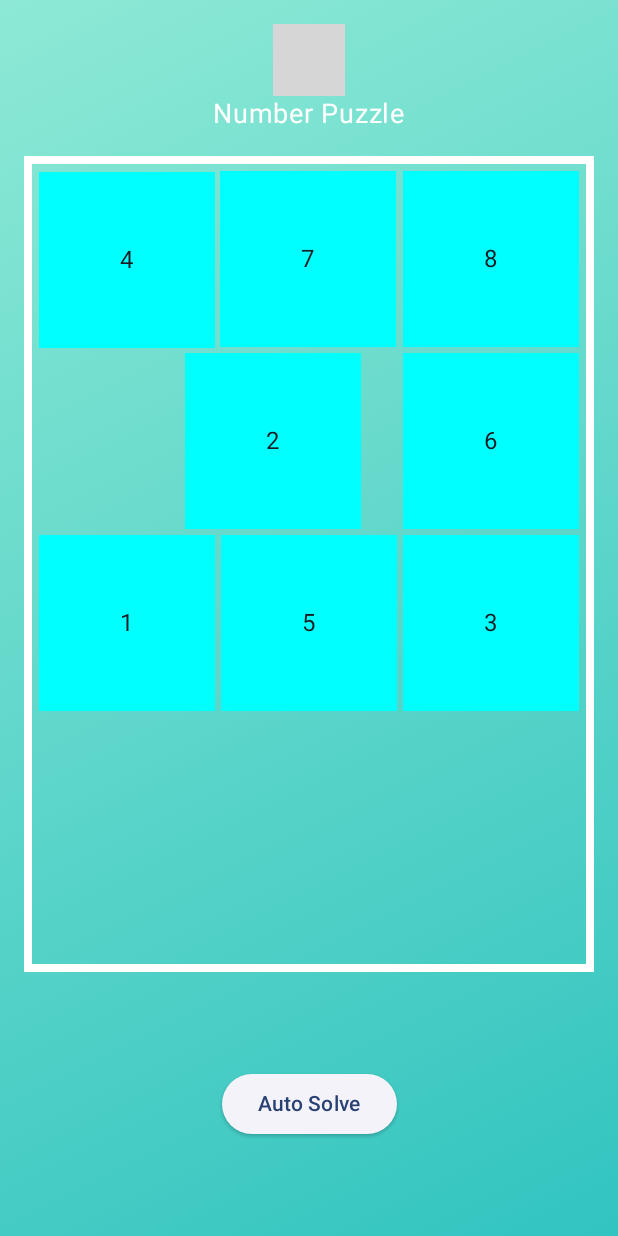
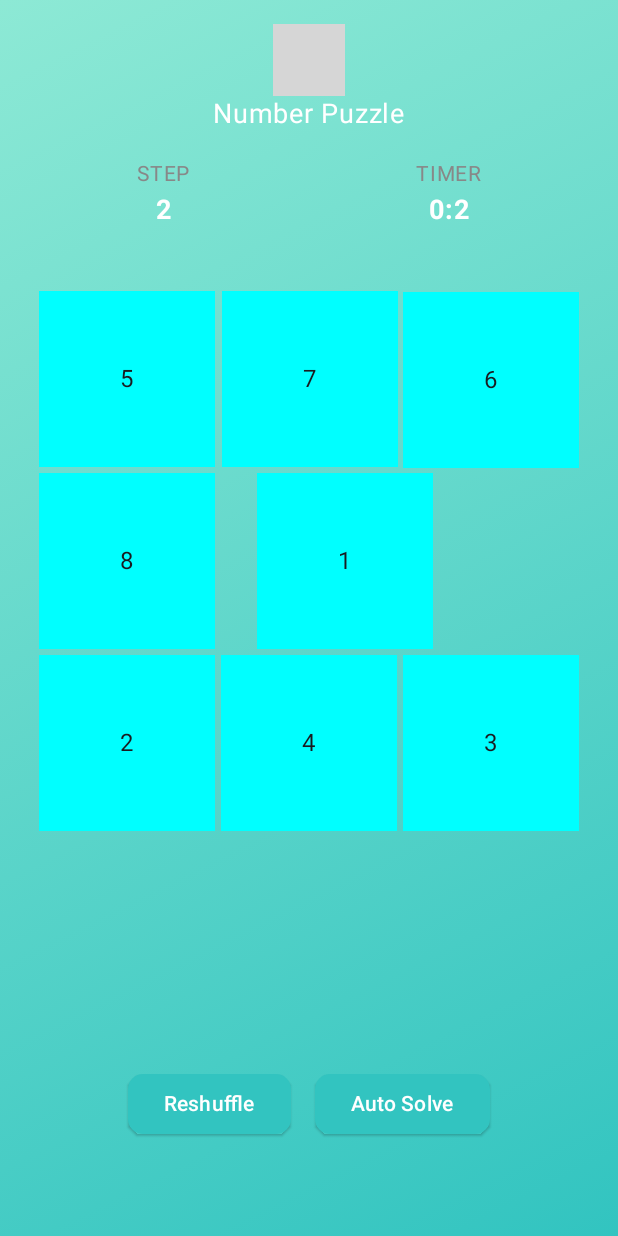
Before and after one commit to zuludin04/SlideContentPuzzle, an Android app built with Jetpack Compose: the PuzzleScreen screen opened through its navigation route, after a tap on "Auto Solve", on a phone screen of 412 x 824 dp. Run offline under Robolectric (Android 15) with nearby library versions, the phone set to English and light mode, and no system bars; 1 other tap on this screen came first; grey boxes are pictures that could not be loaded.

Commit message:
feat: add total step and timer when solve puzzle

```diff
--- /dev/null
+++ b/app/src/main/java/com/app/zuludin/slidecontentpuzzle/core/utils/Extensions.kt
@@ -0,0 +1,7 @@
+package com.app.zuludin.slidecontentpuzzle.core.utils
+
+fun Long.formatTimer(): String {
+    val minutes = (this % 3600) / 60
+    val seconds = this % 60
+    return "$minutes:$seconds"
+}
--- a/app/src/main/java/com/app/zuludin/slidecontentpuzzle/ui/puzzle/PuzzleScreen.kt
+++ b/app/src/main/java/com/app/zuludin/slidecontentpuzzle/ui/puzzle/PuzzleScreen.kt
@@ -2,15 +2,19 @@ package com.app.zuludin.slidecontentpuzzle.ui.puzzle
 
 import android.os.Build
 import androidx.compose.foundation.background
-import androidx.compose.foundation.border
 import androidx.compose.foundation.clickable
+import androidx.compose.foundation.layout.Arrangement
 import androidx.compose.foundation.layout.Box
 import androidx.compose.foundation.layout.Column
+import androidx.compose.foundation.layout.Row
 import androidx.compose.foundation.layout.fillMaxSize
 import androidx.compose.foundation.layout.fillMaxWidth
 import androidx.compose.foundation.layout.height
 import androidx.compose.foundation.layout.padding
 import androidx.compose.foundation.layout.size
+import androidx.compose.foundation.layout.width
+import androidx.compose.foundation.shape.RoundedCornerShape
+import androidx.compose.material3.ButtonDefaults
 import androidx.compose.material3.ElevatedButton
 import androidx.compose.material3.Icon
 import androidx.compose.material3.Scaffold
@@ -23,12 +27,14 @@ import androidx.compose.ui.Modifier
 import androidx.compose.ui.graphics.Brush
 import androidx.compose.ui.graphics.Color
 import androidx.compose.ui.res.painterResource
+import androidx.compose.ui.text.font.FontWeight
 import androidx.compose.ui.unit.dp
 import androidx.compose.ui.unit.sp
 import androidx.compose.ui.window.Dialog
 import androidx.lifecycle.viewmodel.compose.viewModel
 import com.app.zuludin.slidecontentpuzzle.R
 import com.app.zuludin.slidecontentpuzzle.core.utils.Item
+import com.app.zuludin.slidecontentpuzzle.core.utils.formatTimer
 import com.app.zuludin.slidecontentpuzzle.core.view.AnimatedVerticalGrid
 import com.app.zuludin.slidecontentpuzzle.core.view.PuzzleSolvedDialog
 
@@ -65,12 +71,39 @@ fun PuzzleScreen(viewModel: PuzzleViewModel = viewModel()) {
                 Box(modifier = Modifier.height(16.dp))
             }
 
+            Row(
+                modifier = Modifier
+                    .fillMaxWidth()
+                    .padding(horizontal = 16.dp),
+                horizontalArrangement = Arrangement.SpaceAround
+            ) {
+                Column(horizontalAlignment = Alignment.CenterHorizontally) {
+                    Text("STEP", color = Color.Gray, fontSize = 14.sp)
+                    Text(
+                        uiState.totalSteps.toString(),
+                        color = Color.White,
+                        fontWeight = FontWeight.Bold,
+                        fontSize = 18.sp
+                    )
+                }
+
+                Column(horizontalAlignment = Alignment.CenterHorizontally) {
+                    Text("TIMER", color = Color.Gray, fontSize = 14.sp)
+                    Text(
+                        uiState.timer.formatTimer(), color = Color.White,
+                        fontWeight = FontWeight.Bold,
+                        fontSize = 18.sp
+                    )
+                }
+            }
+
+            Box(modifier = Modifier.height(32.dp))
+
             Box(
                 modifier = Modifier
                     .fillMaxWidth()
                     .weight(1f)
                     .padding(horizontal = 16.dp)
-                    .border(5.dp, Color.White)
                     .padding(8.dp)
             ) {
                 AnimatedVerticalGrid(
@@ -91,19 +124,37 @@ fun PuzzleScreen(viewModel: PuzzleViewModel = viewModel()) {
             }
 
             Box(modifier = Modifier.height(64.dp))
-            if (Build.VERSION.SDK_INT >= Build.VERSION_CODES.N) {
+
+            Row {
                 ElevatedButton(
-                    onClick = { viewModel.autoSolvePuzzle(uiState.board) },
-                    content = { Text("Auto Solve") }
+                    onClick = { viewModel.scrambleBoard() },
+                    content = { Text("Reshuffle") },
+                    shape = RoundedCornerShape(10.dp),
+                    colors = ButtonDefaults.buttonColors(containerColor = Color(0xFF32c4c0))
                 )
+
+                Box(modifier = Modifier.width(16.dp))
+
+                if (Build.VERSION.SDK_INT >= Build.VERSION_CODES.N) {
+                    ElevatedButton(
+                        onClick = { viewModel.autoSolvePuzzle(uiState.board) },
+                        content = { Text("Auto Solve") },
+                        shape = RoundedCornerShape(10.dp),
+                        colors = ButtonDefaults.buttonColors(containerColor = Color(0xFF32c4c0))
+                    )
+                }
             }
+
             Box(modifier = Modifier.height(64.dp))
         }
     }
 
     if (uiState.showSuccessDialog) {
         Dialog(onDismissRequest = { viewModel.dismissSuccessDialog() }) {
-            PuzzleSolvedDialog()
+            PuzzleSolvedDialog {
+                viewModel.scrambleBoard()
+                viewModel.dismissSuccessDialog()
+            }
         }
     }
 }
--- a/app/src/main/java/com/app/zuludin/slidecontentpuzzle/ui/puzzle/PuzzleViewModel.kt
+++ b/app/src/main/java/com/app/zuludin/slidecontentpuzzle/ui/puzzle/PuzzleViewModel.kt
@@ -8,6 +8,7 @@ import androidx.lifecycle.viewModelScope
 import com.app.zuludin.slidecontentpuzzle.core.utils.GameEngine
 import com.app.zuludin.slidecontentpuzzle.core.utils.Item
 import com.app.zuludin.slidecontentpuzzle.core.utils.Node
+import kotlinx.coroutines.Job
 import kotlinx.coroutines.delay
 import kotlinx.coroutines.flow.MutableStateFlow
 import kotlinx.coroutines.flow.StateFlow
@@ -19,6 +20,8 @@ import kotlin.time.Duration.Companion.milliseconds
 data class PuzzleUiState(
     val board: List<Item> = emptyList(),
     val showSuccessDialog: Boolean = false,
+    val totalSteps: Int = 0,
+    val timer: Long = 0L
 )
 
 class PuzzleViewModel : ViewModel() {
@@ -28,7 +31,8 @@ class PuzzleViewModel : ViewModel() {
     private val _uiState = MutableStateFlow(PuzzleUiState())
     val uiState: StateFlow<PuzzleUiState> = _uiState.asStateFlow()
 
-    private val _autoSolveNode: MutableStateFlow<Node?> = MutableStateFlow(null)
+    private var _autoSolveNode: Node? = null
+    private var _timerJob: Job? = null
 
     init {
         scrambleBoard()
@@ -48,17 +52,24 @@ class PuzzleViewModel : ViewModel() {
         )
 
         if (Build.VERSION.SDK_INT >= Build.VERSION_CODES.N) {
-            _autoSolveNode.value = gameEngine.solveAStarPuzzle(root, goalBoard)
+            _autoSolveNode = null
+            _autoSolveNode = gameEngine.solveAStarPuzzle(root, goalBoard)
         }
 
         _uiState.update {
             it.copy(
+                timer = 0L,
+                totalSteps = 0,
                 board = solvableBoard.map { id -> Item(id, Color(0xFF00BCD4)) },
             )
         }
     }
 
     fun swipeTile(index: Int, puzzleSize: Int, items: List<Item>) {
+        if (_timerJob == null) {
+            startTimer()
+        }
+
         val data = items.toMutableList()
 
         val zeroItem = items.first { it.id == 0 }
@@ -83,9 +94,12 @@ class PuzzleViewModel : ViewModel() {
         _uiState.update {
             it.copy(
                 board = data,
-                showSuccessDialog = goal.map { g -> g.id } == data.map { d -> d.id }
+                showSuccessDialog = goal.map { g -> g.id } == data.map { d -> d.id },
+                totalSteps = it.totalSteps + 1
             )
         }
+
+        stopTimer()
     }
 
     fun dismissSuccessDialog() {
@@ -93,9 +107,11 @@ class PuzzleViewModel : ViewModel() {
     }
 
     fun autoSolvePuzzle(board: List<Item>) {
+        startTimer()
+
         val items = board.toMutableList()
 
-        var currentNode = _autoSolveNode.value
+        var currentNode = _autoSolveNode
         val directions = mutableStateListOf<Node>()
 
         while (currentNode != null) {
@@ -119,11 +135,38 @@ class PuzzleViewModel : ViewModel() {
                 delay(1000.milliseconds)
                 _uiState.update {
                     it.copy(
+                        totalSteps = it.totalSteps + 1,
                         board = items,
                         showSuccessDialog = goal.map { g -> g.id } == items.map { d -> d.id }
                     )
                 }
             }
+
+            stopTimer()
         }
     }
+
+    private fun startTimer() {
+        _uiState.update { it.copy(timer = 0L) }
+        _timerJob?.cancel()
+        _timerJob = viewModelScope.launch {
+            while (true) {
+                delay(1000)
+                _uiState.update { it.copy(timer = it.timer + 1) }
+            }
+        }
+    }
+
+    private fun stopTimer() {
+        if (_uiState.value.showSuccessDialog) {
+            _timerJob?.cancel()
+            _timerJob = null
+        }
+    }
+
+    override fun onCleared() {
+        super.onCleared()
+        _timerJob?.cancel()
+        _timerJob = null
+    }
 }
```
Also changed, not shown: app/src/main/java/com/app/zuludin/slidecontentpuzzle/core/view/PuzzleSolvedDialog.kt (+30 -10 lines).
